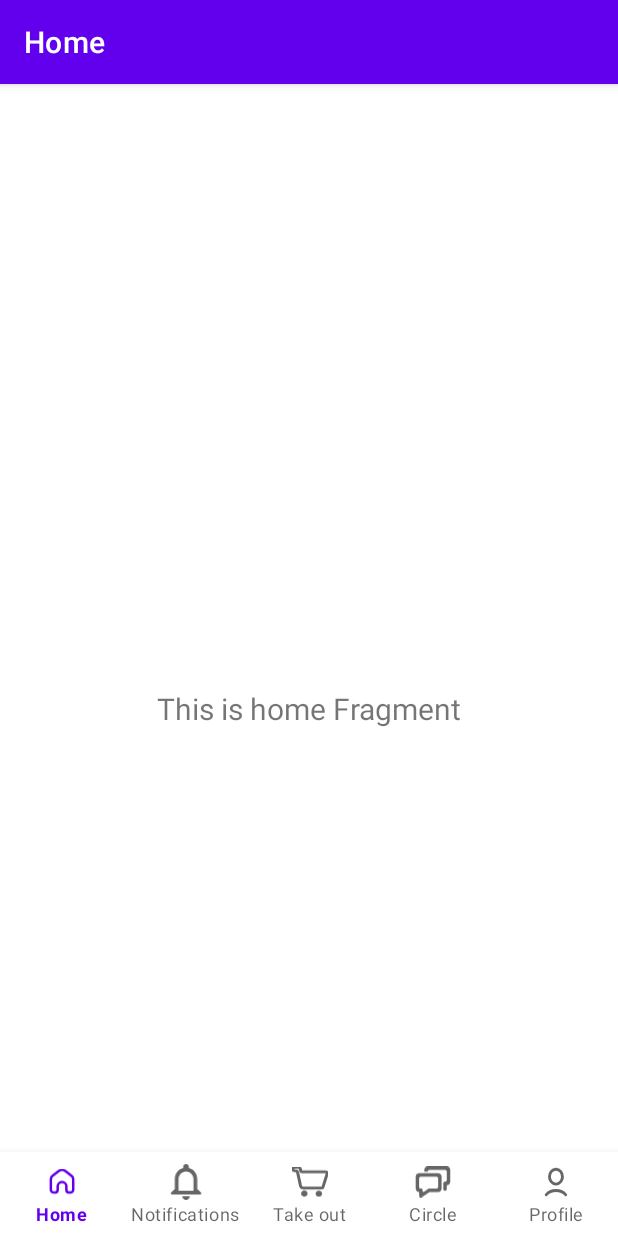
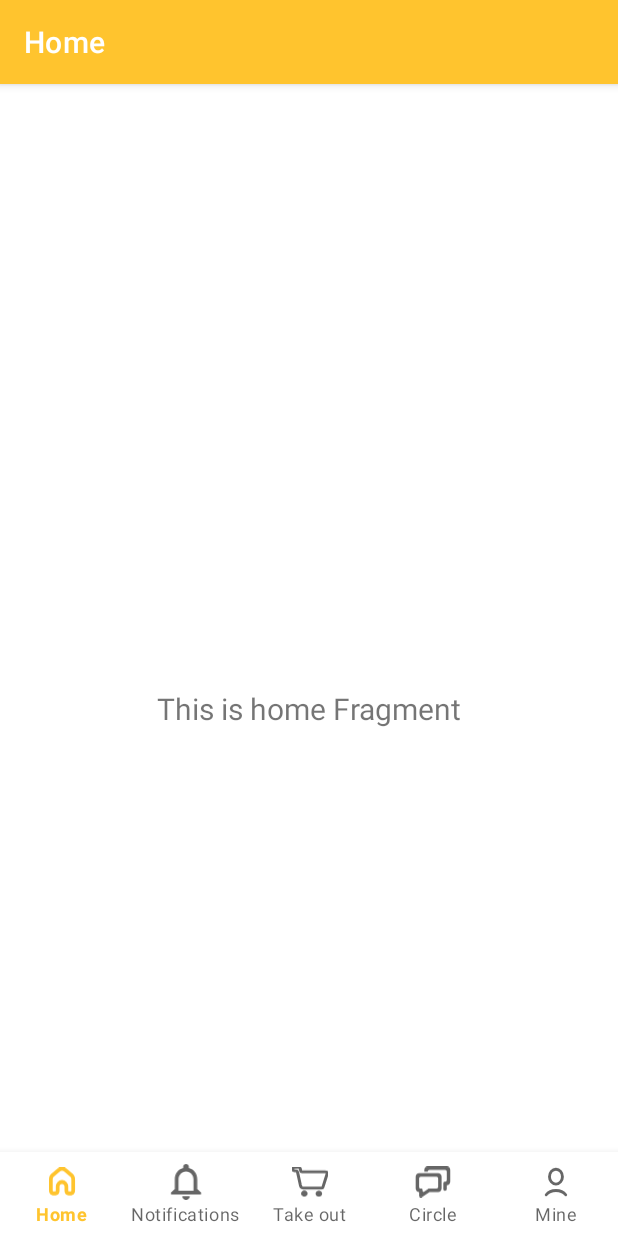
Before and after one commit to MuhammadIqbalK/DumnoFood, an Android app: the navMain screen opened directly, with no data from a screen before it, on a phone screen of 412 x 824 dp. Run offline under Robolectric (Android 15) with nearby library versions, the phone set to English and light mode, and no system bars; our stand-ins replace navigation-ui.

Commit message:
commit 3

```diff
--- a/app/src/main/res/drawable/ic_home.xml
+++ b/app/src/main/res/drawable/ic_home.xml
@@ -1,11 +1,11 @@
 <vector xmlns:android="http://schemas.android.com/apk/res/android"
     android:width="29dp"
-    android:height="22dp"
+    android:height="24dp"
     android:viewportWidth="29"
     android:viewportHeight="22">
   <path
       android:pathData="M23.526,16.75V10.13C23.526,8.981 23.526,8.407 23.378,7.878C23.246,7.41 23.031,6.969 22.742,6.578C22.415,6.136 21.962,5.784 21.055,5.078L18.455,3.056L18.455,3.056C17.05,1.963 16.347,1.417 15.571,1.206C14.886,1.021 14.165,1.021 13.48,1.206C12.704,1.417 12.002,1.963 10.596,3.056L7.996,5.078C7.09,5.784 6.636,6.136 6.31,6.578C6.02,6.969 5.805,7.41 5.674,7.878C5.526,8.407 5.526,8.981 5.526,10.13V16.75C5.526,17.448 5.526,17.797 5.612,18.081C5.806,18.72 6.306,19.22 6.945,19.414C7.229,19.5 7.578,19.5 8.276,19.5H8.901C9.017,19.5 9.075,19.5 9.124,19.498C10.151,19.447 10.973,18.625 11.023,17.598C11.026,17.549 11.026,17.491 11.026,17.375V14.5C11.026,12.567 12.593,11 14.526,11C16.459,11 18.026,12.567 18.026,14.5V17.375C18.026,17.491 18.026,17.549 18.028,17.598C18.079,18.625 18.9,19.447 19.927,19.498C19.976,19.5 20.035,19.5 20.151,19.5H20.776C21.473,19.5 21.822,19.5 22.106,19.414C22.745,19.22 23.246,18.72 23.44,18.081C23.526,17.797 23.526,17.448 23.526,16.75Z"
-      android:strokeWidth="2"
+      android:strokeWidth="3"
       android:fillColor="#00000000"
       android:strokeColor="#FF9D17"/>
 </vector>
--- a/app/src/main/res/menu/bottom_nav_menu.xml
+++ b/app/src/main/res/menu/bottom_nav_menu.xml
@@ -26,7 +26,7 @@
     <item
         android:id="@+id/navigation_profile"
         android:icon="@drawable/ic_profile"
-        android:title="Profile" />
+        android:title="Mine" />
 
 
 
--- a/app/src/main/res/navigation/mobile_navigation.xml
+++ b/app/src/main/res/navigation/mobile_navigation.xml
@@ -32,7 +32,7 @@
     <fragment
         android:id="@+id/navigation_profile"
         android:name="com.example.dumnofood.ui.profile.ProfileFragment"
-        android:label="Profile"
+        android:label="Mine"
         tools:layout="@layout/fragment_profile" />
 
 
--- a/app/src/main/res/values/themes.xml
+++ b/app/src/main/res/values/themes.xml
@@ -2,7 +2,7 @@
     <!-- Base application theme. -->
     <style name="Theme.DumnoFood" parent="Theme.MaterialComponents.DayNight.DarkActionBar">
         <!-- Primary brand color. -->
-        <item name="colorPrimary">@color/purple_500</item>
+        <item name="colorPrimary">@color/orange2</item>
         <item name="colorPrimaryVariant">@color/purple_700</item>
         <item name="colorOnPrimary">@color/white</item>
         <!-- Secondary brand color. -->
@@ -12,6 +12,10 @@
 
         <!-- Status bar color. -->
         <item name="android:statusBarColor">@color/orange2</item>
+
+        <!-- Status bar color. -->
+
+
         <!-- Customize your theme here. -->
     </style>
 </resources>
```
